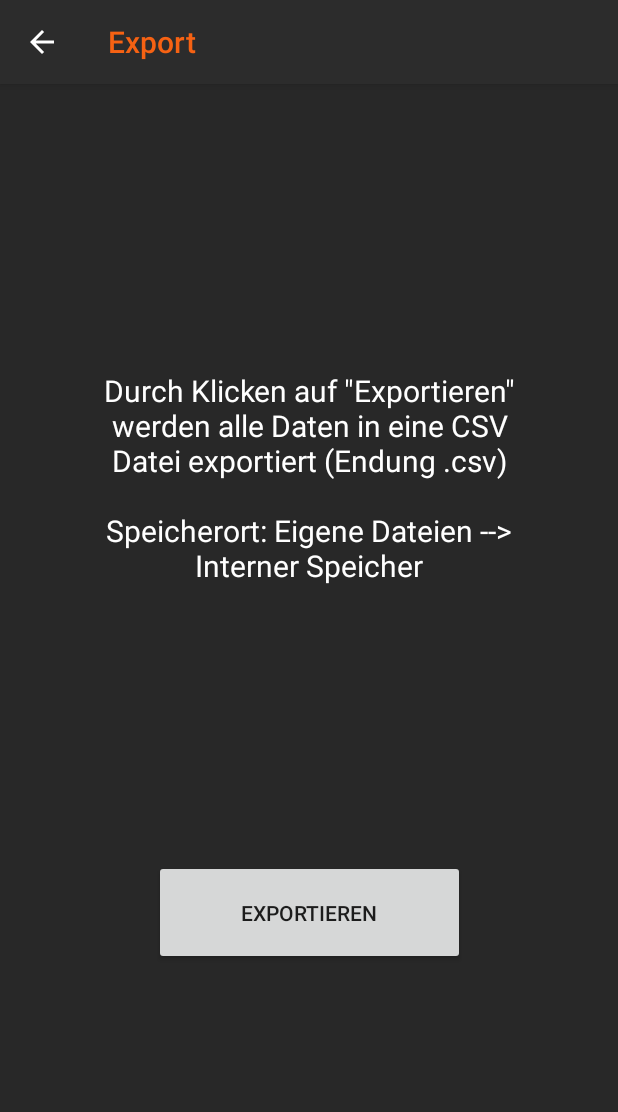
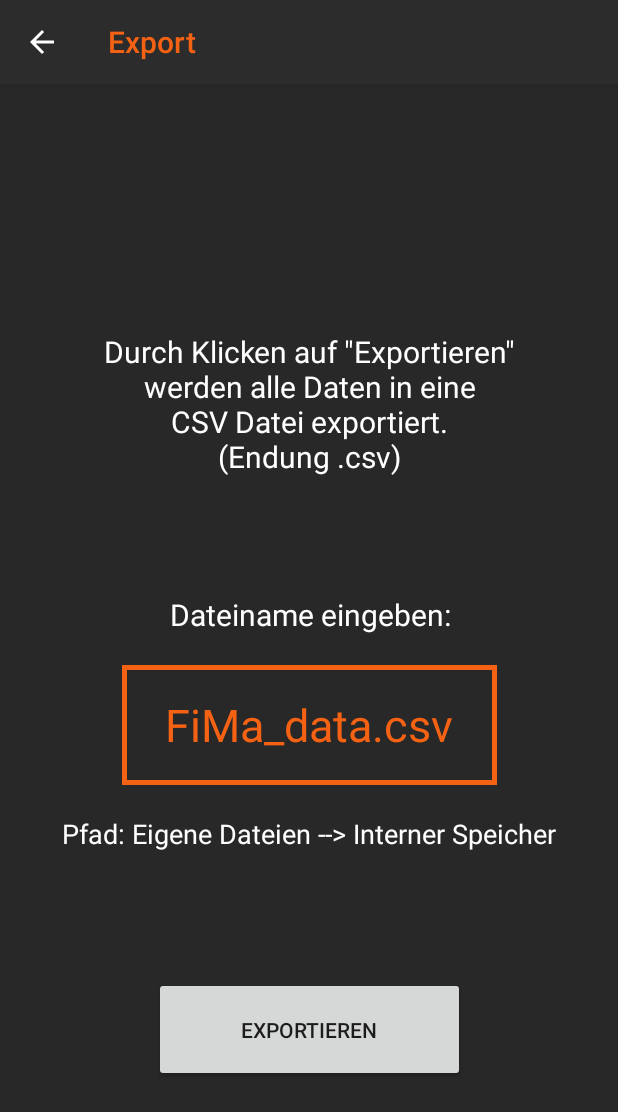
Before and after one commit to mastalier1997/Software-Engineering-PR, an Android app: the exports screen opened directly, with no data from a screen before it, after a tap on "EXPORTIEREN", on a phone screen of 412 x 824 dp. Shown: the top 1112 px of the screen. Run offline under Robolectric (Android 15) with nearby library versions, the phone set to English and light mode, and no system bars; libraries missing offline, so code that uses them is left out: com.opencsv; 1 statement that could not run was skipped.

Commit message:
Import/Export verbessert

```diff
--- a/app/src/main/java/navigationBar/exports.java
+++ b/app/src/main/java/navigationBar/exports.java
@@ -24,6 +24,7 @@ import com.opencsv.CSVWriter;
 import java.io.IOException;
 import java.io.Writer;
 import java.nio.file.Files;
+import java.nio.file.LinkOption;
 import java.nio.file.Paths;
 import java.util.ArrayList;
 import java.util.Collections;
@@ -33,6 +34,7 @@ public class exports extends AppCompatActivity {
 
     private Button button;
     private TextView textView;
+    private TextView path;
 
     @Override
     protected void onCreate(Bundle savedInstanceState) {
@@ -46,10 +48,9 @@ public class exports extends AppCompatActivity {
         getSupportActionBar().setDisplayHomeAsUpEnabled(true);
         getSupportActionBar().setTitle(Html.fromHtml("<font color='#F66213'>Export </font>"));
 
-        // TextView Message
-        textView = findViewById(R.id.text_info_Export);
-        textView.setText("Durch Klicken auf \"Exportieren\" werden alle Daten in eine CSV Datei exportiert (Endung .csv)" +
-                "\n\nSpeicherort: Eigene Dateien --> Interner Speicher");
+        // Path of file
+        textView = findViewById(R.id.text_info_pfad2);
+        textView.setText("Pfad: Eigene Dateien --> Interner Speicher");
 
         // Writing to CSV File
         button = findViewById(R.id.button_export);
@@ -65,22 +66,24 @@ public class exports extends AppCompatActivity {
 
                     try {
                         exportData();
-                    } catch (IOException e) {
-                        e.printStackTrace();
 
                         //Toast Message
                         Context context = getApplicationContext();
-                        CharSequence text = "Export in CSV-Datei fehlgeschlagen.";
+                        CharSequence text = "Export in CSV-Datei erfolgreich.";
+                        int duration = Toast.LENGTH_LONG;
+                        Toast toast = Toast.makeText(context, text, duration);
+                        toast.show();
+
+                    } catch (IOException e) {
+                        //Toast Message
+                        Context context = getApplicationContext();
+                        CharSequence text = e.getMessage();
                         int duration = Toast.LENGTH_SHORT;
                         Toast toast = Toast.makeText(context, text, duration);
                         toast.show();
+
+                        e.printStackTrace();
                     }
-                    //Toast Message
-                    Context context = getApplicationContext();
-                    CharSequence text = "Export in CSV-Datei erfolgreich. \n Dateiname: FM_Data... .csv";
-                    int duration = Toast.LENGTH_LONG;
-                    Toast toast = Toast.makeText(context, text, duration);
-                    toast.show();
                 }
             }
         }); // End setOnClickListener
@@ -108,7 +111,24 @@ public class exports extends AppCompatActivity {
 
     private void exportData() throws IOException {
         //TODO: Android Version abfragen ober >= 8.0 Oreo, sonst exportData nicht möglich
-        String csv = android.os.Environment.getExternalStorageDirectory().getAbsolutePath() + "/FM_Data_" + System.currentTimeMillis() + ".csv";
+        path = findViewById(R.id.editText2);
+        String csv = android.os.Environment.getExternalStorageDirectory().getAbsolutePath() + "/" + path.getText();
+
+        // Append suffix for filetype if missing
+        if(!(csv.endsWith(".csv"))){
+            StringBuffer sb = new StringBuffer();
+            sb.append(csv + ".csv");
+            csv = sb.toString();
+        }
+
+        // Check if file already exists
+        boolean pathExists =
+                Files.exists(Paths.get(csv),
+                        new LinkOption[]{ LinkOption.NOFOLLOW_LINKS});
+        if(pathExists)
+            throw new IOException(path.getText() + " existiert bereits!");
+
+        // Write data to file
         try (
                 Writer writer = Files.newBufferedWriter(Paths.get(csv));
 
--- a/app/src/main/java/navigationBar/imports.java
+++ b/app/src/main/java/navigationBar/imports.java
@@ -50,7 +50,7 @@ public class imports extends AppCompatActivity {
 
         // File name
         textView = findViewById(R.id.editText);
-        textView.setText("dateiname.csv");
+        textView.setText("FiMa_data.csv");
 
         // Path of file
         path = findViewById(R.id.text_info_pfad);
--- a/app/src/main/res/layout/activity_export.xml
+++ b/app/src/main/res/layout/activity_export.xml
@@ -7,14 +7,69 @@
     android:background="#282828"
     tools:context=".activity_classes.Export">
 
-    <TextView
-        android:id="@+id/text_info_Export"
-        android:layout_width="293dp"
-        android:layout_height="147dp"
+    <EditText
+        android:id="@+id/editText2"
+        android:layout_width="250dp"
+        android:layout_height="80dp"
         android:layout_marginStart="8dp"
         android:layout_marginTop="8dp"
         android:layout_marginEnd="8dp"
-        android:layout_marginBottom="250dp"
+        android:layout_marginBottom="8dp"
+        android:background="@drawable/layout_border"
+        android:ems="10"
+        android:gravity="center"
+        android:inputType="textPersonName"
+        android:text="FiMa_data.csv"
+        android:textColor="#F66213"
+        android:textIsSelectable="true"
+        android:textSize="30sp"
+        app:layout_constraintBottom_toTopOf="@+id/text_info_pfad2"
+        app:layout_constraintEnd_toEndOf="parent"
+        app:layout_constraintStart_toStartOf="parent"
+        app:layout_constraintTop_toBottomOf="@+id/text_info_Export2" />
+
+    <TextView
+        android:id="@+id/text_info_pfad2"
+        android:layout_width="wrap_content"
+        android:layout_height="wrap_content"
+        android:layout_marginStart="8dp"
+        android:layout_marginTop="150dp"
+        android:layout_marginEnd="8dp"
+        android:layout_marginBottom="8dp"
+        android:gravity="center"
+        android:text="Pfad: none"
+        android:textColor="#FFFFFF"
+        android:textSize="18sp"
+        app:layout_constraintBottom_toTopOf="@+id/button_export"
+        app:layout_constraintEnd_toEndOf="parent"
+        app:layout_constraintStart_toStartOf="parent"
+        app:layout_constraintTop_toBottomOf="@+id/text_info_Export" />
+
+    <TextView
+        android:id="@+id/text_info_Export2"
+        android:layout_width="wrap_content"
+        android:layout_height="wrap_content"
+        android:layout_marginStart="8dp"
+        android:layout_marginEnd="8dp"
+        android:layout_marginBottom="150dp"
+        android:gravity="center"
+        android:text="Dateiname eingeben:"
+        android:textColor="#FFFFFF"
+        android:textSize="20sp"
+        app:layout_constraintBottom_toTopOf="@+id/button_export"
+        app:layout_constraintEnd_toEndOf="parent"
+        app:layout_constraintHorizontal_bias="0.506"
+        app:layout_constraintStart_toStartOf="parent"
+        app:layout_constraintTop_toBottomOf="@+id/text_info_Export" />
+
+    <TextView
+        android:id="@+id/text_info_Export"
+        android:layout_width="300dp"
+        android:layout_height="wrap_content"
+        android:layout_marginStart="8dp"
+        android:layout_marginTop="8dp"
+        android:layout_marginEnd="8dp"
+        android:layout_marginBottom="350dp"
         android:gravity="center"
         android:text='Durch Klicken auf "Exportieren" werden alle Daten in eine CSV Datei exportiert.            (Endung .csv)'
         android:textColor="#FFFFFF"
@@ -29,13 +84,13 @@
         android:layout_width="207dp"
         android:layout_height="70dp"
         android:layout_marginStart="8dp"
-        android:layout_marginTop="8dp"
+        android:layout_marginTop="500dp"
         android:layout_marginEnd="8dp"
         android:layout_marginBottom="8dp"
         android:text="Exportieren"
         app:layout_constraintBottom_toBottomOf="parent"
         app:layout_constraintEnd_toEndOf="parent"
         app:layout_constraintStart_toStartOf="parent"
-        app:layout_constraintTop_toBottomOf="@+id/text_info_Export" />
+        app:layout_constraintTop_toTopOf="parent" />
 
 </android.support.constraint.ConstraintLayout>
```
Also changed, not shown: app/src/main/res/layout/activity_import.xml (+17 -18 lines).
